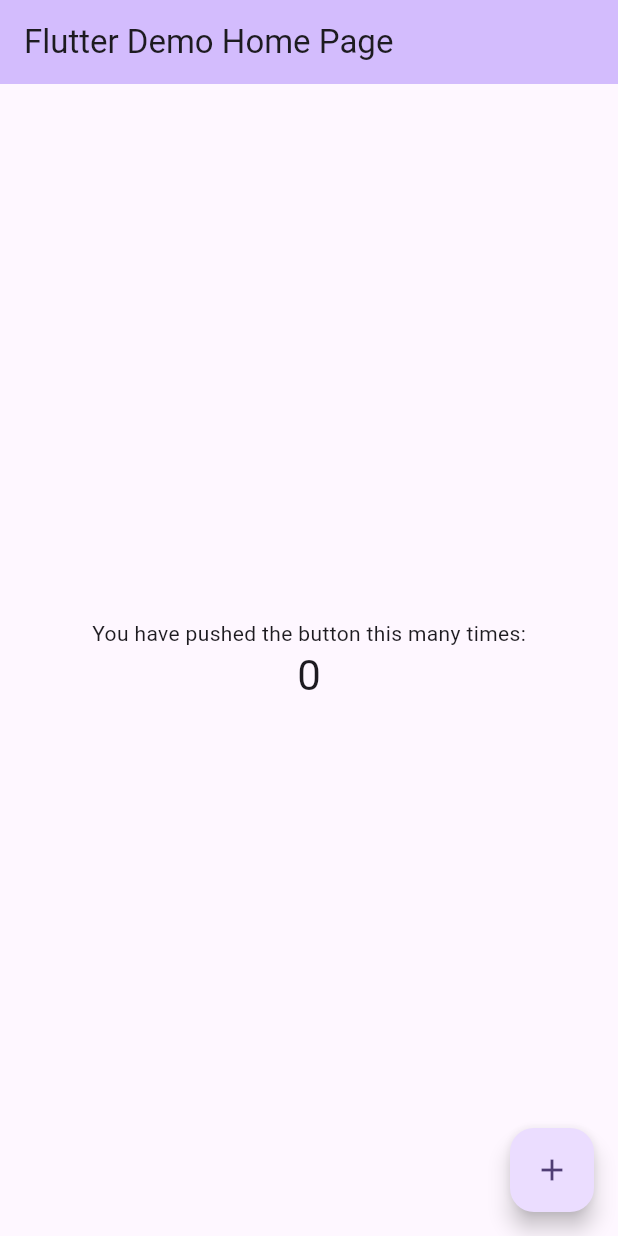
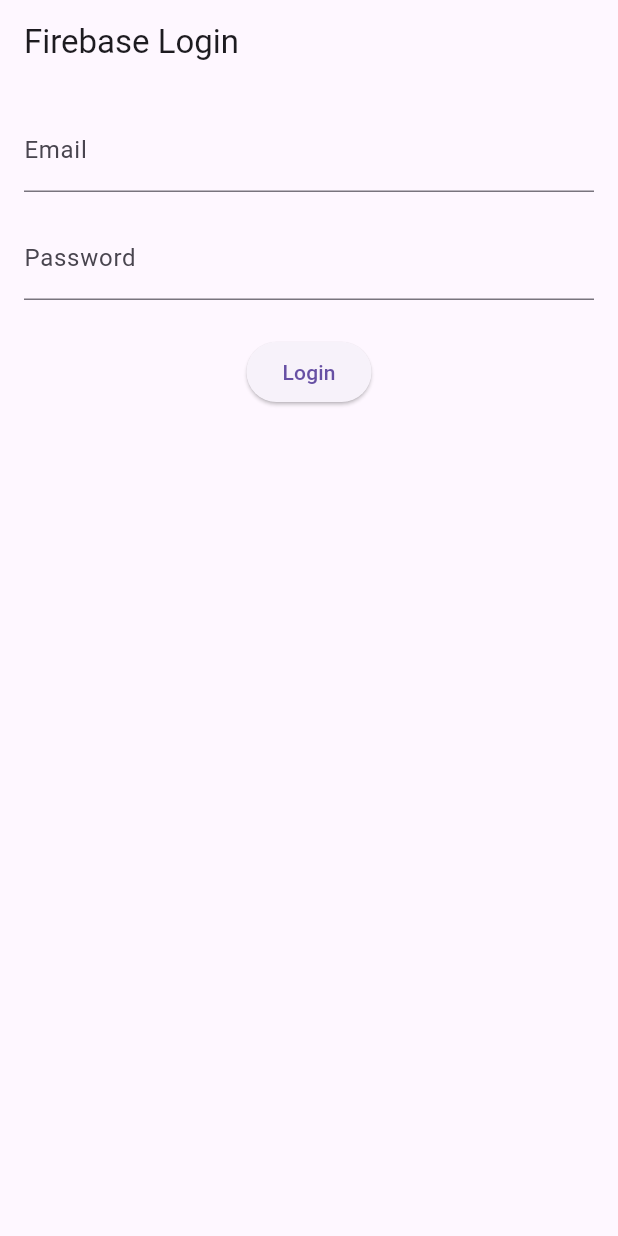
Before and after one commit to tinowski/simple_app, a Flutter app: the screen it shows after launch, on a phone screen of 412 x 824 dp. Run offline on Flutter 3.47's test engine with Material 3 defaults, Android fonts, the phone set to English and light mode, and no system bars; our stand-ins replace bloc, firebase_auth, firebase_core, flutter_bloc; accounts and stored records are empty.

Commit message:
basic authentication feature

```diff
--- /dev/null
+++ b/lib/login/login_cubit.dart
@@ -0,0 +1,43 @@
+// lib/login/login_cubit.dart
+
+import 'package:bloc/bloc.dart';
+import 'package:meta/meta.dart';
+import 'login_state.dart';
+import '../repositories/authentication_repository.dart';
+
+class LoginCubit extends Cubit<LoginState> {
+  final AuthenticationRepository _authRepository;
+
+  LoginCubit(this._authRepository) : super(const LoginState());
+
+  // Update email in state
+  void emailChanged(String value) {
+    emit(state.copyWith(email: value));
+  }
+
+  // Update password in state
+  void passwordChanged(String value) {
+    emit(state.copyWith(password: value));
+  }
+
+  // Attempt login
+  Future<void> logInWithCredentials() async {
+    // Indicate we are submitting
+    emit(state.copyWith(status: LoginStatus.submitting));
+
+    try {
+      await _authRepository.signInWithEmailAndPassword(
+        email: state.email,
+        password: state.password,
+      );
+      // If success, update status
+      emit(state.copyWith(status: LoginStatus.success));
+    } catch (e) {
+      // If error, update status and possibly store the error message
+      emit(state.copyWith(
+        status: LoginStatus.error,
+        errorMessage: e.toString(),
+      ));
+    }
+  }
+}
--- /dev/null
+++ b/lib/login/login_state.dart
@@ -0,0 +1,33 @@
+// lib/login/login_state.dart
+
+enum LoginStatus { initial, submitting, success, error }
+
+class LoginState {
+  final String email;
+  final String password;
+  final LoginStatus status;
+  final String? errorMessage;
+
+  const LoginState({
+    this.email = '',
+    this.password = '',
+    this.status = LoginStatus.initial,
+    this.errorMessage,
+  });
+
+  // copyWith allows us to create a new instance of LoginState
+  // by overriding certain fields while leaving others unchanged
+  LoginState copyWith({
+    String? email,
+    String? password,
+    LoginStatus? status,
+    String? errorMessage,
+  }) {
+    return LoginState(
+      email: email ?? this.email,
+      password: password ?? this.password,
+      status: status ?? this.status,
+      errorMessage: errorMessage,
+    );
+  }
+}
--- a/lib/main.dart
+++ b/lib/main.dart
@@ -1,125 +1,35 @@
+// lib/main.dart
+
+import 'package:firebase_core/firebase_core.dart';
 import 'package:flutter/material.dart';
+import 'package:flutter_bloc/flutter_bloc.dart';
+import 'repositories/authentication_repository.dart';
+import 'login/login_cubit.dart';
+import 'screens/login_screen.dart';
 
-void main() {
+void main() async {
+  WidgetsFlutterBinding.ensureInitialized();
+  await Firebase.initializeApp();
   runApp(const MyApp());
 }
 
 class MyApp extends StatelessWidget {
-  const MyApp({super.key});
+  const MyApp({Key? key}) : super(key: key);
 
-  // This widget is the root of your application.
   @override
   Widget build(BuildContext context) {
-    return MaterialApp(
-      title: 'Flutter Demo',
-      theme: ThemeData(
-        // This is the theme of your application.
-        //
-        // TRY THIS: Try running your application with "flutter run". You'll see
-        // the application has a purple toolbar. Then, without quitting the app,
-        // try changing the seedColor in the colorScheme below to Colors.green
-        // and then invoke "hot reload" (save your changes or press the "hot
-        // reload" button in a Flutter-supported IDE, or press "r" if you used
-        // the command line to start the app).
-        //
-        // Notice that the counter didn't reset back to zero; the application
-        // state is not lost during the reload. To reset the state, use hot
-        // restart instead.
-        //
-        // This works for code too, not just values: Most code changes can be
-        // tested with just a hot reload.
-        colorScheme: ColorScheme.fromSeed(seedColor: Colors.deepPurple),
-        useMaterial3: true,
+    final authRepository = AuthenticationRepository();
+
+    return RepositoryProvider.value(
+      value: authRepository,
+      child: MaterialApp(
+        title: 'Simple Firebase Login',
+        theme: ThemeData(primarySwatch: Colors.blue),
+        home: BlocProvider(
+          create: (_) => LoginCubit(authRepository),
+          child: const LoginScreen(),
+        ),
       ),
-      home: const MyHomePage(title: 'Flutter Demo Home Page'),
     );
   }
 }
-
-class MyHomePage extends StatefulWidget {
-  const MyHomePage({super.key, required this.title});
-
-  // This widget is the home page of your application. It is stateful, meaning
-  // that it has a State object (defined below) that contains fields that affect
-  // how it looks.
-
-  // This class is the configuration for the state. It holds the values (in this
-  // case the title) provided by the parent (in this case the App widget) and
-  // used by the build method of the State. Fields in a Widget subclass are
-  // always marked "final".
-
-  final String title;
-
-  @override
-  State<MyHomePage> createState() => _MyHomePageState();
-}
-
-class _MyHomePageState extends State<MyHomePage> {
-  int _counter = 0;
-
-  void _incrementCounter() {
-    setState(() {
-      // This call to setState tells the Flutter framework that something has
-      // changed in this State, which causes it to rerun the build method below
-      // so that the display can reflect the updated values. If we changed
-      // _counter without calling setState(), then the build method would not be
-      // called again, and so nothing would appear to happen.
-      _counter++;
-    });
-  }
-
-  @override
-  Widget build(BuildContext context) {
-    // This method is rerun every time setState is called, for instance as done
-    // by the _incrementCounter method above.
-    //
-    // The Flutter framework has been optimized to make rerunning build methods
-    // fast, so that you can just rebuild anything that needs updating rather
-    // than having to individually change instances of widgets.
-    return Scaffold(
-      appBar: AppBar(
-        // TRY THIS: Try changing the color here to a specific color (to
-        // Colors.amber, perhaps?) and trigger a hot reload to see the AppBar
-        // change color while the other colors stay the same.
-        backgroundColor: Theme.of(context).colorScheme.inversePrimary,
-        // Here we take the value from the MyHomePage object that was created by
-        // the App.build method, and use it to set our appbar title.
-        title: Text(widget.title),
-      ),
-      body: Center(
-        // Center is a layout widget. It takes a single child and positions it
-        // in the middle of the parent.
-        child: Column(
-          // Column is also a layout widget. It takes a list of children and
-          // arranges them vertically. By default, it sizes itself to fit its
-          // children horizontally, and tries to be as tall as its parent.
-          //
-          // Column has various properties to control how it sizes itself and
-          // how it positions its children. Here we use mainAxisAlignment to
-          // center the children vertically; the main axis here is the vertical
-          // axis because Columns are vertical (the cross axis would be
-          // horizontal).
-          //
-          // TRY THIS: Invoke "debug painting" (choose the "Toggle Debug Paint"
-          // action in the IDE, or press "p" in the console), to see the
-          // wireframe for each widget.
-          mainAxisAlignment: MainAxisAlignment.center,
-          children: <Widget>[
-            const Text(
-              'You have pushed the button this many times:',
-            ),
-            Text(
-              '$_counter',
-              style: Theme.of(context).textTheme.headlineMedium,
-            ),
-          ],
-        ),
-      ),
-      floatingActionButton: FloatingActionButton(
-        onPressed: _incrementCounter,
-        tooltip: 'Increment',
-        child: const Icon(Icons.add),
-      ), // This trailing comma makes auto-formatting nicer for build methods.
-    );
-  }
-}
--- /dev/null
+++ b/lib/repositories/authentication_repository.dart
@@ -0,0 +1,26 @@
+// lib/repositories/authentication_repository.dart
+
+import 'package:firebase_auth/firebase_auth.dart';
+
+class AuthenticationRepository {
+  final FirebaseAuth _firebaseAuth = FirebaseAuth.instance;
+
+  // Sign in with Email & Password
+  Future<void> signInWithEmailAndPassword({
+    required String email,
+    required String password,
+  }) async {
+    await _firebaseAuth.signInWithEmailAndPassword(
+      email: email,
+      password: password,
+    );
+  }
+
+  // Sign out
+  Future<void> signOut() async {
+    await _firebaseAuth.signOut();
+  }
+
+  // Check if user is currently signed in
+  User? get currentUser => _firebaseAuth.currentUser;
+}
--- /dev/null
+++ b/lib/screens/login_screen.dart
@@ -0,0 +1,72 @@
+// lib/login/login_screen.dart
+import 'package:flutter/material.dart';
+import 'package:flutter_bloc/flutter_bloc.dart';
+import '../login/login_cubit.dart';
+import '../login/login_state.dart';
+import 'dashboard_screen.dart'; // Import the Dashboard screen
+import '../repositories/authentication_repository.dart'; // Ensure we have the repo
+
+class LoginScreen extends StatelessWidget {
+  const LoginScreen({Key? key}) : super(key: key);
+
+  @override
+  Widget build(BuildContext context) {
+    final authRepository =
+        RepositoryProvider.of<AuthenticationRepository>(context);
+
+    return Scaffold(
+      appBar: AppBar(
+        title: const Text('Firebase Login'),
+      ),
+      body: BlocConsumer<LoginCubit, LoginState>(
+        listener: (context, state) {
+          if (state.status == LoginStatus.success) {
+            // Once login is successful, navigate to Dashboard
+            Navigator.pushReplacement(
+              context,
+              MaterialPageRoute(
+                builder: (_) => DashboardScreen(authRepository: authRepository),
+              ),
+            );
+          } else if (state.status == LoginStatus.error) {
+            ScaffoldMessenger.of(context).showSnackBar(
+              SnackBar(content: Text(state.errorMessage ?? 'Login Failed')),
+            );
+          }
+        },
+        builder: (context, state) {
+          if (state.status == LoginStatus.submitting) {
+            return const Center(child: CircularProgressIndicator());
+          }
+
+          return Padding(
+            padding: const EdgeInsets.all(16.0),
+            child: Column(
+              children: [
+                TextField(
+                  onChanged: (value) =>
+                      context.read<LoginCubit>().emailChanged(value),
+                  decoration: const InputDecoration(labelText: 'Email'),
+                ),
+                const SizedBox(height: 16),
+                TextField(
+                  onChanged: (value) =>
+                      context.read<LoginCubit>().passwordChanged(value),
+                  decoration: const InputDecoration(labelText: 'Password'),
+                  obscureText: true,
+                ),
+                const SizedBox(height: 24),
+                ElevatedButton(
+                  onPressed: () {
+                    context.read<LoginCubit>().logInWithCredentials();
+                  },
+                  child: const Text('Login'),
+                ),
+              ],
+            ),
+          );
+        },
+      ),
+    );
+  }
+}
```
Also changed, not shown: lib/screens/dashboard_screen.dart (added, +45 -0 lines), 2 other files.
